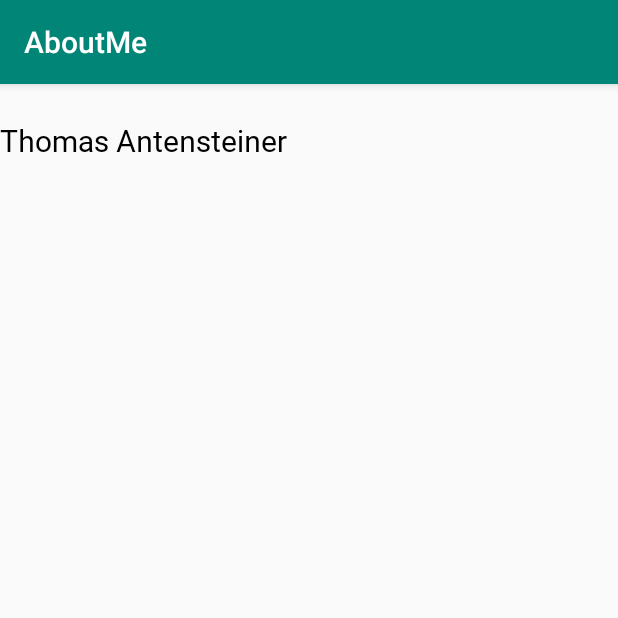
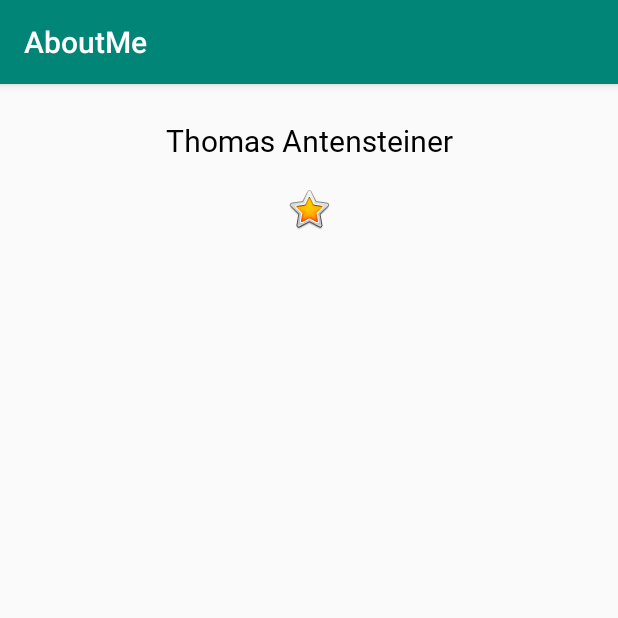
Before and after one commit to 1920-5bhif-nvs/1920-5bhif-nvs-udacity-labs-ThomasAnt, an Android app: the screen it shows after launch (MainActivity), on a phone screen of 412 x 824 dp, the top half of it. Run offline under Robolectric (Android 15) with nearby library versions, the phone set to English and light mode, and no system bars.

Commit message:
Lesson:2-9 Thomas Antensteiner

```diff
--- a/Lesson_2/AboutMe/app/src/main/res/layout/activity_main.xml
+++ b/Lesson_2/AboutMe/app/src/main/res/layout/activity_main.xml
@@ -1,5 +1,6 @@
 <?xml version="1.0" encoding="utf-8"?>
 <LinearLayout xmlns:android="http://schemas.android.com/apk/res/android"
+    xmlns:app="http://schemas.android.com/apk/res-auto"
     android:orientation="vertical" android:layout_width="match_parent"
     android:layout_height="match_parent">
 
@@ -8,5 +9,14 @@
         android:layout_width="match_parent"
         android:layout_height="wrap_content"
         android:text="@string/name"
+        android:textAlignment="center"
         style="@style/NameStyle" />
+
+    <ImageView
+        android:id="@+id/star_image"
+        android:layout_width="match_parent"
+        android:layout_height="wrap_content"
+        android:layout_marginTop="@dimen/layout_margin"
+        android:contentDescription="@string/yellow_star"
+        app:srcCompat="@android:drawable/btn_star_big_on" />
 </LinearLayout>
--- a/Lesson_2/AboutMe/app/src/main/res/values/strings.xml
+++ b/Lesson_2/AboutMe/app/src/main/res/values/strings.xml
@@ -1,4 +1,5 @@
 <resources>
     <string name="app_name">AboutMe</string>
     <string name="name">Thomas Antensteiner</string>
+    <string name="yellow_star">Yellow Star</string>
 </resources>
```
